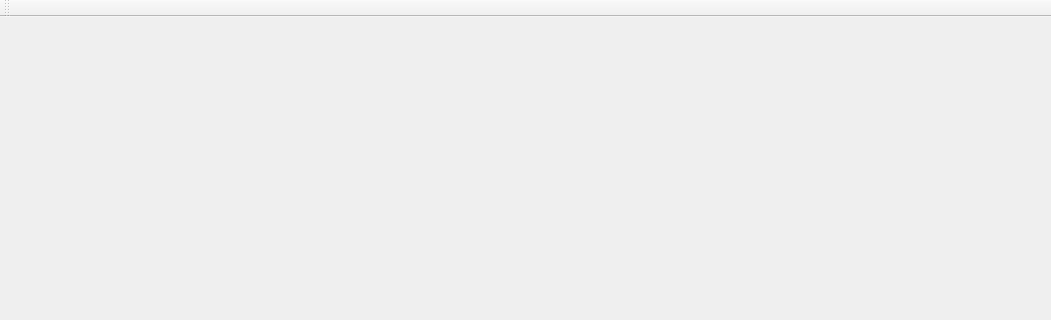
The window that Tsukuyomi/Tsukuyomi/Tsukuyomi.ui (KevinStigma/Tsukuyomi) describes before a commit, drawn with Qt 5; both pictures show x 0 to 1051 and y 0 to 320 of the 1051 by 754 pixel window.
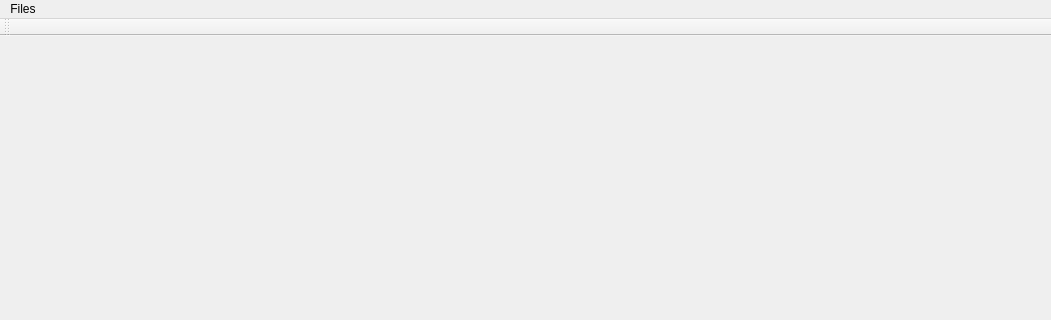
The same window after the commit. Icons and pictures are not drawn. Custom widgets are drawn as their Qt base class.

What changed in the file:
```diff
--- a/Tsukuyomi/Tsukuyomi/Tsukuyomi.ui
+++ b/Tsukuyomi/Tsukuyomi/Tsukuyomi.ui
@@ -38,6 +38,14 @@
      <height>23</height>
     </rect>
    </property>
+   <widget class="QMenu" name="menu">
+    <property name="title">
+     <string>Files</string>
+    </property>
+    <addaction name="actionLoad_Mesh"/>
+    <addaction name="actionLoad_Project"/>
+   </widget>
+   <addaction name="menu"/>
   </widget>
   <widget class="QToolBar" name="mainToolBar">
    <attribute name="toolBarArea">
```
Left out of the diff: 10 changed lines with no effect on the pictures.
